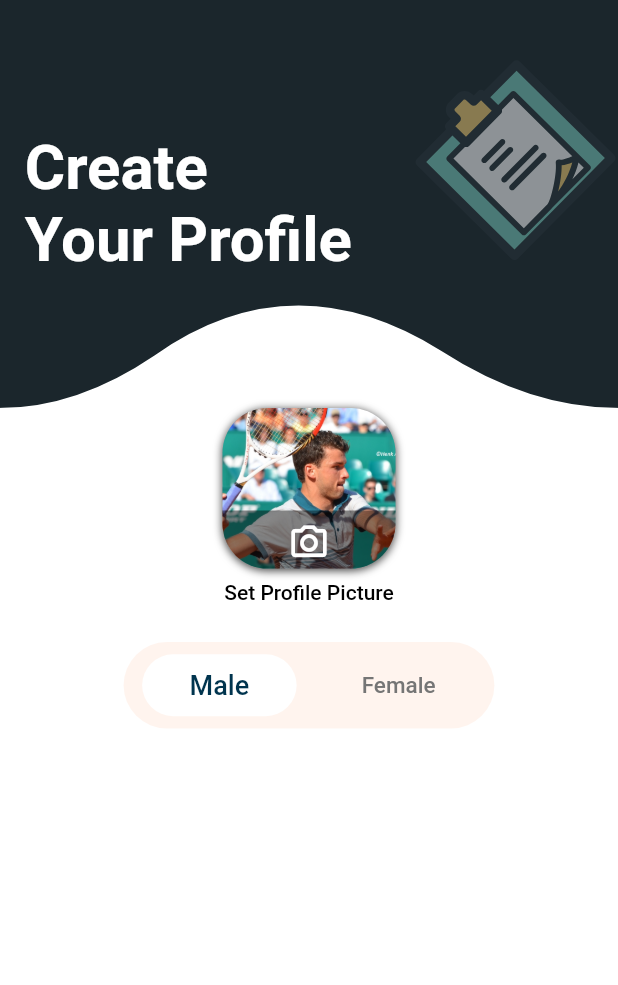
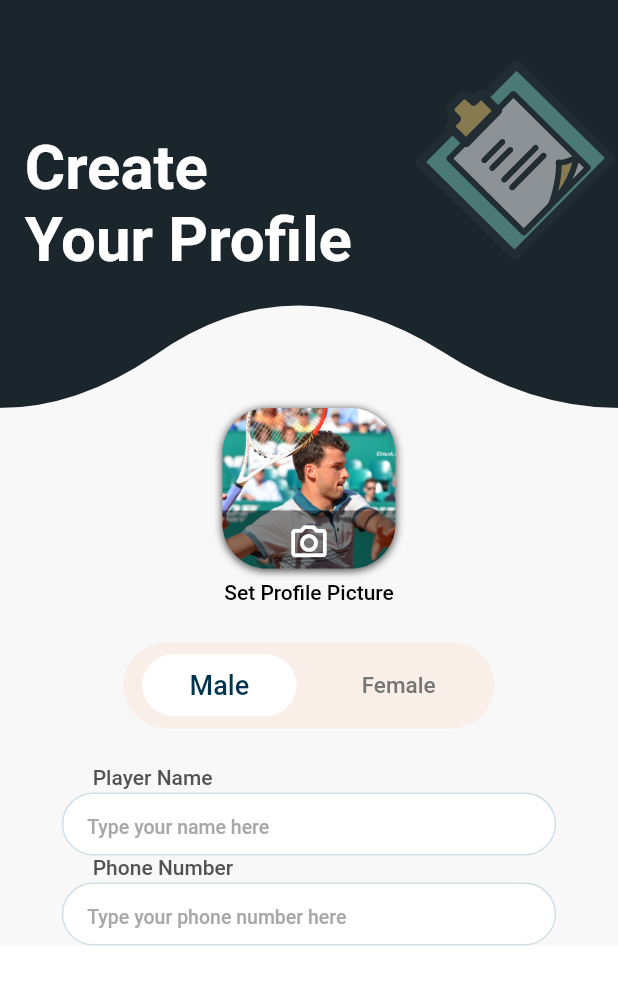
Before and after one commit to El-Sayed-Mustafa/Tennis-App, a Flutter app: the screen it shows after launch, on a phone screen of 412 x 824 dp. Shown: the top 985 px of the screen. Run offline on Flutter 3.47's test engine with Material 2 defaults, Android fonts, the phone set to English and light mode, and no system bars; our stand-ins replace bloc, carousel_slider, firebase_auth, firebase_core, flutter_bloc, flutter_svg and 5 more; accounts and stored records are empty; Roboto replaces fonts that are missing (Poppins).

Commit message:
InputTextWithHint

```diff
--- a/lib/Featured/create_profile/create_profile_screen.dart
+++ b/lib/Featured/create_profile/create_profile_screen.dart
@@ -3,6 +3,8 @@ import 'package:flutter_svg/svg.dart';
 import 'package:tennis_app/Featured/create_profile/widgets/app_bar_wave.dart';
 import 'package:tennis_app/Featured/create_profile/widgets/gender_selection.dart';
 import 'package:tennis_app/Featured/create_profile/widgets/profile_image.dart';
+
+import '../../core/utils/widgets/text_field.dart';
 
 class CreateProfile extends StatelessWidget {
   const CreateProfile({Key? key}) : super(key: key);
@@ -13,7 +15,10 @@ class CreateProfile extends StatelessWidget {
     final screenHeight = MediaQuery.of(context).size.height;
 
     return Scaffold(
-      body: Column(
+      body: SingleChildScrollView(
+        child: Container(
+          color: const Color(0xFFF8F8F8),
+          child: Column(
             children: [
               const AppBarWave(),
               const ProfileImage(),
@@ -28,8 +33,19 @@ class CreateProfile extends StatelessWidget {
                 ),
               ),
               SizedBox(height: screenHeight * .03),
-          const GenderSelection()
+              const GenderSelection(),
+              SizedBox(height: screenHeight * .03),
+              const InputTextWithHint(
+                hint: 'Type your name here',
+                text: 'Player Name',
+              ),
+              const InputTextWithHint(
+                hint: 'Type your phone number here',
+                text: 'Phone Number',
+              ),
             ],
+          ),
+        ),
       ),
     );
   }
--- /dev/null
+++ b/lib/core/utils/widgets/text_field.dart
@@ -0,0 +1,64 @@
+import 'package:flutter/material.dart';
+
+class InputTextWithHint extends StatelessWidget {
+  final String text;
+  final String hint;
+
+  const InputTextWithHint({
+    Key? key,
+    required this.text,
+    required this.hint,
+  }) : super(key: key);
+
+  @override
+  Widget build(BuildContext context) {
+    final screenWidth = MediaQuery.of(context).size.width;
+
+    return Padding(
+      padding: EdgeInsets.symmetric(horizontal: screenWidth * .1),
+      child: Column(
+        crossAxisAlignment: CrossAxisAlignment.start,
+        children: [
+          Padding(
+            padding: EdgeInsets.only(bottom: 2.0, left: screenWidth * .05),
+            child: Text(
+              text,
+              style: const TextStyle(
+                color: Color(0xFF525252),
+                fontSize: 14,
+                fontFamily: 'Poppins',
+                fontWeight: FontWeight.w500,
+              ),
+            ),
+          ),
+          Container(
+            width: screenWidth * .8,
+            height: 42,
+            decoration: ShapeDecoration(
+              color: Colors.white,
+              shape: RoundedRectangleBorder(
+                side: const BorderSide(width: 1, color: Color(0x300A557F)),
+                borderRadius: BorderRadius.circular(100),
+              ),
+            ),
+            child: Padding(
+              padding: const EdgeInsets.only(left: 16, right: 16, bottom: 6),
+              child: TextField(
+                decoration: InputDecoration(
+                  border: InputBorder.none,
+                  hintText: hint,
+                  hintStyle: const TextStyle(
+                    color: Color(0xFFA8A8A8),
+                    fontSize: 13,
+                    fontFamily: 'Poppins',
+                    fontWeight: FontWeight.w500,
+                  ),
+                ),
+              ),
+            ),
+          ),
+        ],
+      ),
+    );
+  }
+}
```
Lines whose indentation alone changed are shown as unchanged.
